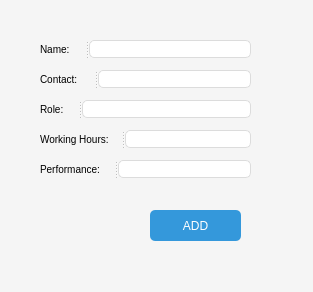
Old version of the form addemployee.ui in the repository SamirTaous/DeliveryManagement.
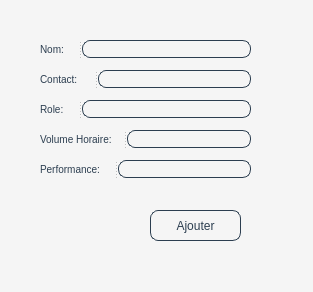
New version of the form.

What changed in the file:
```diff
--- a/addemployee.ui
+++ b/addemployee.ui
@@ -21,10 +21,10 @@
 QPushButton#AddButton,
 QPushButton#BackButton {
     font-size: 12px;
-    background-color: #3498db;
-    color: white;
-    border: none;
-    border-radius: 5px;
+    background-color: transparent;
+    color: #2c3e50;
+    border: 1px solid #2c3e50; 
+    border-radius: 8px;
     cursor: pointer;
     transition: background-color 0.3s;
 }
@@ -36,11 +36,14 @@
 
 QLabel {
     font-size: 10px;
+    color: #2c3e50;
 }
 
 QLineEdit {
-    border: 1px solid #dcdcdc;
-    border-radius: 5px;
+    background-color: transparent;
+    color: #2c3e50;
+    border: 1px solid #2c3e50; 
+    border-radius: 8px;
 }
 </string>
   </property>
@@ -54,7 +57,7 @@
     </rect>
    </property>
    <property name="text">
-    <string>ADD</string>
+    <string>Ajouter</string>
    </property>
   </widget>
   <widget class="QSplitter" name="splitter">
@@ -74,7 +77,7 @@
      <string notr="true"/>
     </property>
     <property name="text">
-     <string>Name:</string>
+     <string>Nom:</string>
     </property>
    </widget>
    <widget class="QLineEdit" name="NameLineEdit"/>
@@ -146,7 +149,7 @@
 }</string>
     </property>
     <property name="text">
-     <string>Working Hours:</string>
+     <string>Volume Horaire:</string>
     </property>
    </widget>
    <widget class="QLineEdit" name="HoursLineEdit"/>
```
Left out of the diff: 2 changed lines with no effect on the pictures.
